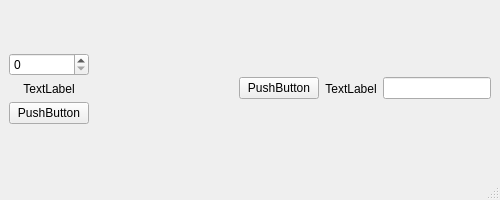
loguncov/QT, file QtDesigner/mainwindow.ui: the form before one commit.
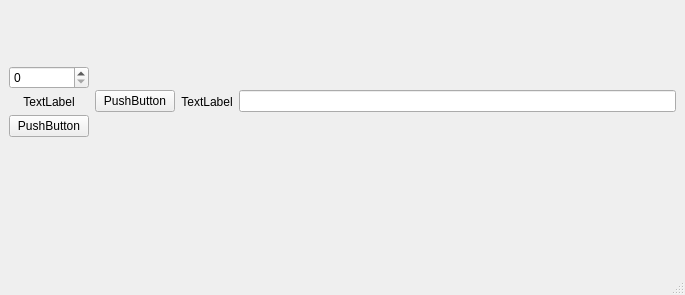
The form after the commit.

The edit to the form file:
```diff
--- a/QtDesigner/mainwindow.ui
+++ b/QtDesigner/mainwindow.ui
@@ -6,93 +6,113 @@
    <rect>
     <x>0</x>
     <y>0</y>
-    <width>500</width>
-    <height>200</height>
+    <width>685</width>
+    <height>295</height>
    </rect>
   </property>
-  <property name="minimumSize">
-   <size>
-    <width>500</width>
-    <height>200</height>
-   </size>
-  </property>
-  <property name="maximumSize">
-   <size>
-    <width>500</width>
-    <height>200</height>
-   </size>
-  </property>
   <property name="windowTitle">
    <string>MainWindow</string>
   </property>
   <widget class="QWidget" name="centralwidget">
-   <layout class="QVBoxLayout" name="verticalLayout_2">
+   <property name="layoutDirection">
+    <enum>Qt::LeftToRight</enum>
+   </property>
+   <layout class="QHBoxLayout" name="horizontalLayout_3">
     <item>
-     <layout class="QGridLayout" name="gridLayout">
+     <layout class="QGridLayout" name="gridLayout_4">
       <item row="0" column="0">
-       <layout class="QVBoxLayout" name="verticalLayout">
-        <item>
-         <widget class="QSpinBox" name="spinBox"/>
-        </item>
-        <item>
-         <widget class="QLabel" name="label_2">
-          <property name="text">
-           <string>TextLabel</string>
+       <layout class="QGridLayout" name="gridLayout_3">
+        <item row="0" column="0">
+         <spacer name="verticalSpacer">
+          <property name="orientation">
+           <enum>Qt::Vertical</enum>
           </property>
-          <property name="alignment">
-           <set>Qt::AlignCenter</set>
+          <property name="sizeHint" stdset="0">
+           <size>
+            <width>20</width>
+            <height>40</height>
+           </size>
           </property>
-         </widget>
+         </spacer>
         </item>
-        <item>
-         <widget class="QPushButton" name="pushButton_2">
-          <property name="text">
-           <string>PushButton</string>
-          </property>
-         </widget>
+        <item row="1" column="0">
+         <layout class="QHBoxLayout" name="horizontalLayout_2">
+          <item>
+           <layout class="QGridLayout" name="gridLayout_2">
+            <item row="0" column="0">
+             <layout class="QGridLayout" name="gridLayout">
+              <item row="0" column="1">
+               <layout class="QHBoxLayout" name="horizontalLayout">
+                <item>
+                 <widget class="QPushButton" name="pushButton">
+                  <property name="text">
+                   <string>PushButton</string>
+                  </property>
+                 </widget>
+                </item>
+                <item>
+                 <widget class="QLabel" name="label">
+                  <property name="layoutDirection">
+                   <enum>Qt::LeftToRight</enum>
+                  </property>
+                  <property name="text">
+                   <string>TextLabel</string>
+                  </property>
+                  <property name="alignment">
+                   <set>Qt::AlignCenter</set>
+                  </property>
+                 </widget>
+                </item>
+                <item>
+                 <widget class="QLineEdit" name="lineEdit"/>
+                </item>
+               </layout>
+              </item>
+              <item row="0" column="0">
+               <layout class="QVBoxLayout" name="verticalLayout">
+                <item>
+                 <widget class="QSpinBox" name="spinBox"/>
+                </item>
+                <item>
+                 <widget class="QLabel" name="label_2">
+                  <property name="text">
+                   <string>TextLabel</string>
+                  </property>
+                  <property name="alignment">
+                   <set>Qt::AlignCenter</set>
+                  </property>
+                 </widget>
+                </item>
+                <item>
+                 <widget class="QPushButton" name="pushButton_2">
+                  <property name="text">
+                   <string>PushButton</string>
+                  </property>
+                 </widget>
+                </item>
+               </layout>
+              </item>
+             </layout>
+            </item>
+           </layout>
+          </item>
+         </layout>
         </item>
        </layout>
       </item>
-      <item row="0" column="1">
-       <spacer name="horizontalSpacer">
+      <item row="1" column="0">
+       <spacer name="verticalSpacer_2">
         <property name="orientation">
-         <enum>Qt::Horizontal</enum>
+         <enum>Qt::Vertical</enum>
         </property>
         <property name="sizeHint" stdset="0">
          <size>
-          <width>40</width>
-          <height>20</height>
+          <width>20</width>
+          <height>40</height>
          </size>
         </property>
        </spacer>
       </item>
-      <item row="0" column="2">
-       <layout class="QHBoxLayout" name="horizontalLayout">
-        <item>
-         <widget class="QPushButton" name="pushButton">
-          <property name="text">
-           <string>PushButton</string>
-          </property>
-         </widget>
-        </item>
-        <item>
-         <widget class="QLabel" name="label">
-          <property name="layoutDirection">
-           <enum>Qt::LeftToRight</enum>
-          </property>
-          <property name="text">
-           <string>TextLabel</string>
-          </property>
-          <property name="alignment">
-           <set>Qt::AlignCenter</set>
-          </property>
-         </widget>
-        </item>
-        <item>
-         <widget class="QLineEdit" name="lineEdit"/>
-        </item>
-       </layout>
-      </item>
      </layout>
     </item>
    </layout>
```
Left out of the diff: 2 changed lines with no effect on the pictures.
